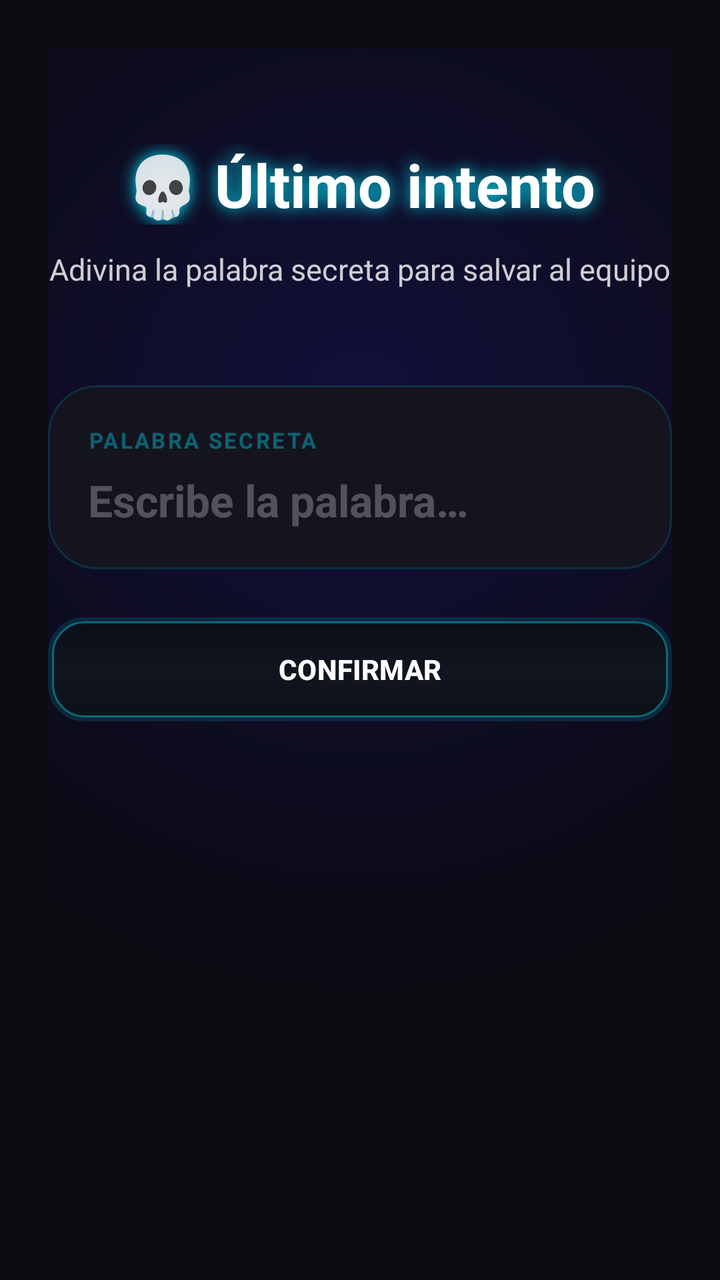
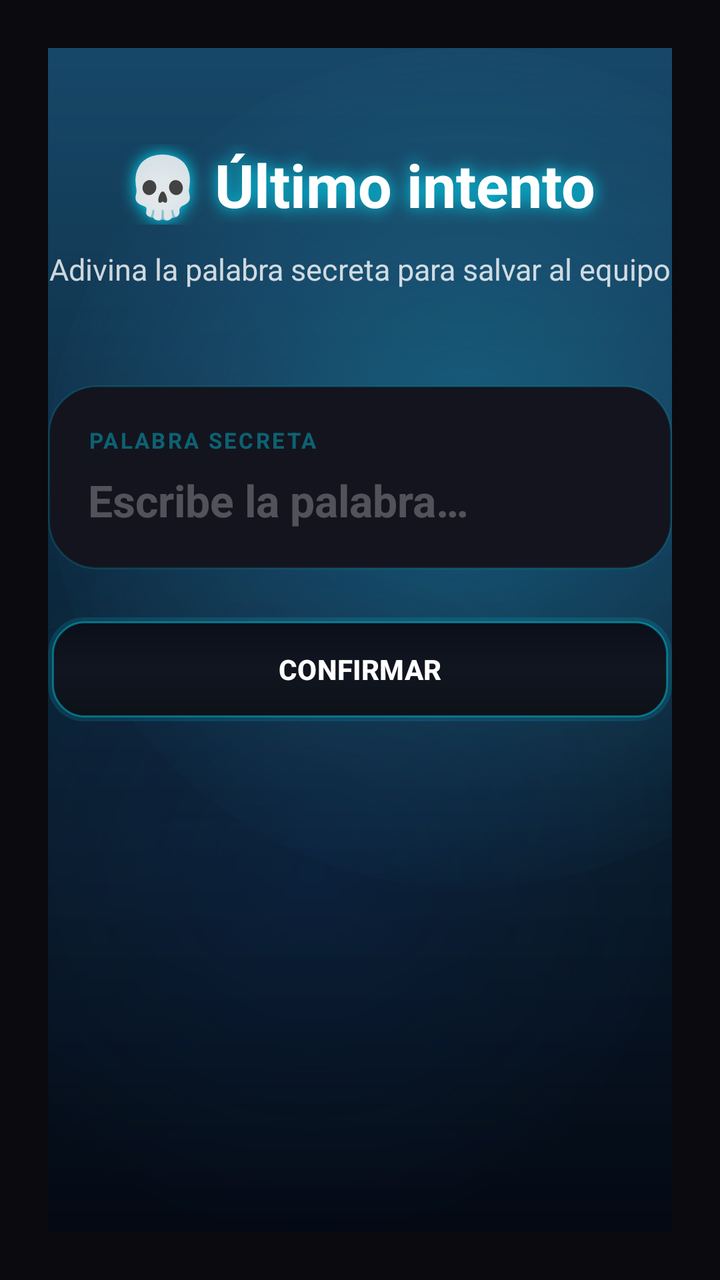

Before-and-after screenshots of an Android layout around one commit, followed by the original layout XML and the change that was made.
<!-- AndroidManifest.xml: application theme Theme.ImpostorGame -->
<!-- res/layout/activity_guess_word_final.xml -->
<?xml version="1.0" encoding="utf-8"?>
<androidx.core.widget.NestedScrollView
    xmlns:android="http://schemas.android.com/apk/res/android"
    xmlns:app="http://schemas.android.com/apk/res-auto"
    android:layout_width="match_parent"
    android:layout_height="match_parent"
    android:background="#0A0A0F"
    android:fillViewport="true"
    android:padding="24dp">

    <androidx.constraintlayout.widget.ConstraintLayout
        android:layout_width="match_parent"
        android:layout_height="wrap_content">

    <View
        android:layout_width="match_parent"
        android:layout_height="match_parent"
        android:background="@drawable/bg_datos_curiosos"
        app:layout_constraintTop_toTopOf="parent"
        app:layout_constraintStart_toStartOf="parent"
        app:layout_constraintEnd_toEndOf="parent"
        app:layout_constraintBottom_toBottomOf="parent" />

    <TextView
        android:id="@+id/txtGuessTitle"
        android:layout_width="0dp"
        android:layout_height="wrap_content"
        android:text="@string/guess_title"
        android:textColor="@android:color/white"
        android:textSize="30sp"
        android:textStyle="bold"
        android:gravity="center"
        android:shadowColor="#00E5FF"
        android:shadowDx="0"
        android:shadowDy="0"
        android:shadowRadius="20"
        app:layout_constraintTop_toTopOf="parent"
        app:layout_constraintStart_toStartOf="parent"
        app:layout_constraintEnd_toEndOf="parent"
        android:layout_marginTop="48dp"/>

    <TextView
        android:id="@+id/txtGuessSubtitle"
        android:layout_width="0dp"
        android:layout_height="wrap_content"
        android:text="@string/guess_subtitle"
        android:textColor="#CCFFFFFF"
        android:textSize="15sp"
        android:gravity="center"
        android:layout_marginTop="12dp"
        app:layout_constraintTop_toBottomOf="@id/txtGuessTitle"
        app:layout_constraintStart_toStartOf="parent"
        app:layout_constraintEnd_toEndOf="parent"/>

    <androidx.cardview.widget.CardView
        android:id="@+id/cardInput"
        android:layout_width="0dp"
        android:layout_height="wrap_content"
        android:layout_marginTop="48dp"
        app:cardCornerRadius="24dp"
        app:cardElevation="0dp"
        app:cardBackgroundColor="@android:color/transparent"
        app:layout_constraintTop_toBottomOf="@id/txtGuessSubtitle"
        app:layout_constraintStart_toStartOf="parent"
        app:layout_constraintEnd_toEndOf="parent">

        <LinearLayout
            android:layout_width="match_parent"
            android:layout_height="wrap_content"
            android:background="@drawable/bg_reveal_content"
            android:orientation="vertical"
            android:padding="20dp">

            <TextView
                android:layout_width="wrap_content"
                android:layout_height="wrap_content"
                android:text="@string/guess_label"
                android:textColor="#6000E5FF"
                android:textSize="11sp"
                android:textStyle="bold"
                android:letterSpacing="0.1"
                android:layout_marginBottom="8dp"/>

            <EditText
                android:id="@+id/editGuessWord"
                android:layout_width="match_parent"
                android:layout_height="wrap_content"
                android:hint="@string/guess_hint"
                android:textColor="@android:color/white"
                android:textColorHint="#44FFFFFF"
                android:textSize="22sp"
                android:textStyle="bold"
                android:background="@null"
                android:inputType="text"
                android:maxLines="1"
                android:imeOptions="actionDone"/>

        </LinearLayout>
    </androidx.cardview.widget.CardView>

    <Button
        android:id="@+id/btnConfirmarPalabra"
        android:layout_width="0dp"
        android:layout_height="52dp"
        android:layout_marginTop="24dp"
        android:text="@string/guess_confirmar"
        android:textAllCaps="true"
        android:textColor="@android:color/white"
        android:textStyle="bold"
        android:background="@drawable/btn_final"
        android:backgroundTint="@null"
        app:backgroundTint="@null"
        app:layout_constraintTop_toBottomOf="@id/cardInput"
        app:layout_constraintStart_toStartOf="parent"
        app:layout_constraintEnd_toEndOf="parent"/>

    </androidx.constraintlayout.widget.ConstraintLayout>

</androidx.core.widget.NestedScrollView>
<!-- resources referenced by this layout -->
<resources>
  <!-- drawable bg_datos_curiosos (drawable) -->
  <?xml version="1.0" encoding="utf-8"?>
  <shape xmlns:android="http://schemas.android.com/apk/res/android">
      <gradient
          android:type="radial"
          android:gradientRadius="100%"
          android:centerX="0.5"
          android:centerY="0.3"
          android:startColor="#12103A"
          android:endColor="#0A0A0F" />
  </shape>
  <!-- drawable bg_reveal_content (drawable) -->
  <?xml version="1.0" encoding="utf-8"?>
  <shape xmlns:android="http://schemas.android.com/apk/res/android">
      <solid android:color="#14141E" />
      <corners android:radius="24dp" />
      <stroke android:width="1dp" android:color="#2500E5FF" />
  </shape>
  <string name="guess_confirmar">CONFIRMAR</string>
  <string name="guess_hint">Escribe la palabra…</string>
  <string name="guess_label">PALABRA SECRETA</string>
  <string name="guess_subtitle">Adivina la palabra secreta para salvar al equipo</string>
  <string name="guess_title">💀 Último intento</string>
  <style name="Theme.ImpostorGame" parent="Base.Theme.ImpostorGame">
          <item name="colorPrimary">#00E5FF</item>
          <item name="colorOnPrimary">#FFFFFF</item>
          <item name="android:statusBarColor">@android:color/transparent</item>
          <item name="android:navigationBarColor">@android:color/transparent</item>
          <item name="android:windowBackground">@android:color/black</item>
      </style>
  <style name="Base.Theme.ImpostorGame" parent="Theme.Material3.DayNight.NoActionBar">
          <item name="android:textViewStyle">@style/ImpostorGame.TextView</item>
      </style>
  <style name="ImpostorGame.TextView" parent="android:Widget.TextView">
          <item name="android:hyphenationFrequency">none</item>
          <item name="android:breakStrategy">simple</item>
      </style>
  <!-- unchanged entries left out for length: 1 -->
</resources>

<!-- the commit's change to res/layout/activity_guess_word_final.xml (unified diff, before → after) -->
@@ -15,7 +15,7 @@
     <View
         android:layout_width="match_parent"
         android:layout_height="match_parent"
-        android:background="@drawable/bg_datos_curiosos"
+        android:background="@drawable/bg_final_main_bg"
         app:layout_constraintTop_toTopOf="parent"
         app:layout_constraintStart_toStartOf="parent"
         app:layout_constraintEnd_toEndOf="parent"
<!-- resource entries referenced after the edit -->
@@ -1,16 +1,71 @@
 <!-- resources referenced by this layout -->
 <resources>
-  <!-- drawable bg_datos_curiosos (drawable) -->
+  <!-- drawable bg_final_main_bg (drawable) -->
   <?xml version="1.0" encoding="utf-8"?>
-  <shape xmlns:android="http://schemas.android.com/apk/res/android">
-      <gradient
-          android:type="radial"
-          android:gradientRadius="100%"
-          android:centerX="0.5"
-          android:centerY="0.3"
-          android:startColor="#12103A"
-          android:endColor="#0A0A0F" />
-  </shape>
+  <layer-list xmlns:android="http://schemas.android.com/apk/res/android">
+  
+      
+      <item>
+          <shape>
+              <gradient
+                  android:angle="145"
+                  android:startColor="#1A2D4F"
+                  android:centerColor="#0B172C"
+                  android:endColor="#040914" />
+          </shape>
+      </item>
+  
+      
+      <item>
+          <shape>
+              <gradient
+                  android:angle="270"
+                  android:startColor="#2400E5FF"
+                  android:endColor="#00000000" />
+          </shape>
+      </item>
+  
+      
+      <item android:gravity="top|start">
+          <shape android:shape="oval">
+              <size
+                  android:width="420dp"
+                  android:height="420dp" />
+              <gradient
+                  android:type="radial"
+                  android:gradientRadius="220dp"
+                  android:centerColor="#2439C7FF"
+                  android:startColor="#4D1FCBFF"
+                  android:endColor="#0012253D" />
+          </shape>
+      </item>
+  
+      
+      <item android:gravity="bottom|end">
+          <shape android:shape="oval">
+              <size
+                  android:width="360dp"
+                  android:height="360dp" />
+              <gradient
+                  android:type="radial"
+                  android:gradientRadius="190dp"
+                  android:startColor="#2F1E4C92"
+                  android:endColor="#00081018" />
+          </shape>
+      </item>
+  
+      
+      <item>
+          <shape>
+              <gradient
+                  android:angle="270"
+                  android:startColor="#00000000"
+                  android:centerColor="#08000000"
+                  android:endColor="#2A01040B" />
+          </shape>
+      </item>
+  
+  </layer-list>
   <!-- drawable bg_reveal_content (drawable) -->
   <?xml version="1.0" encoding="utf-8"?>
   <shape xmlns:android="http://schemas.android.com/apk/res/android">
